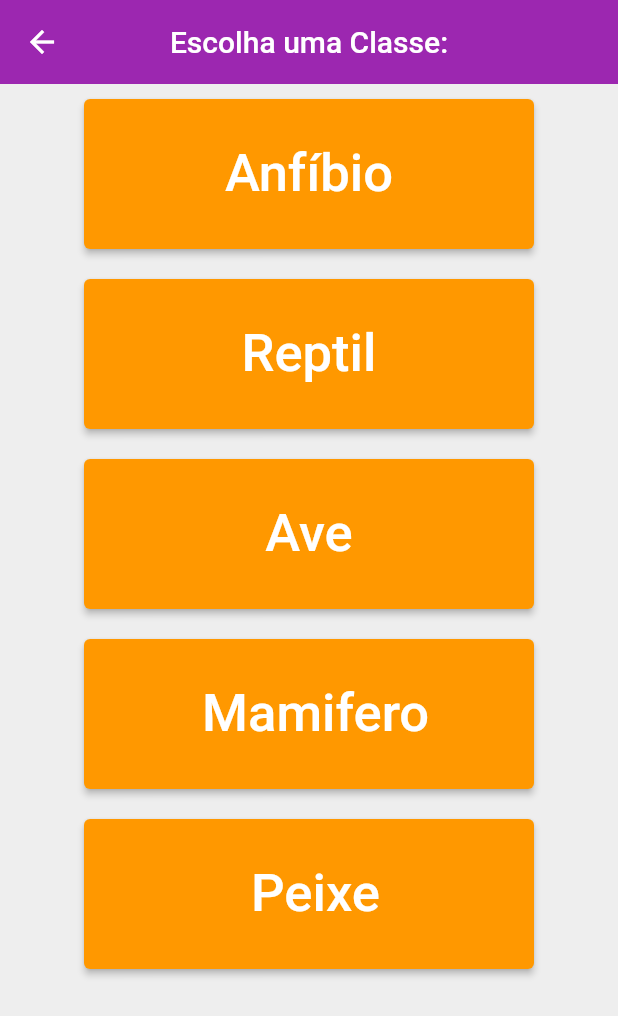
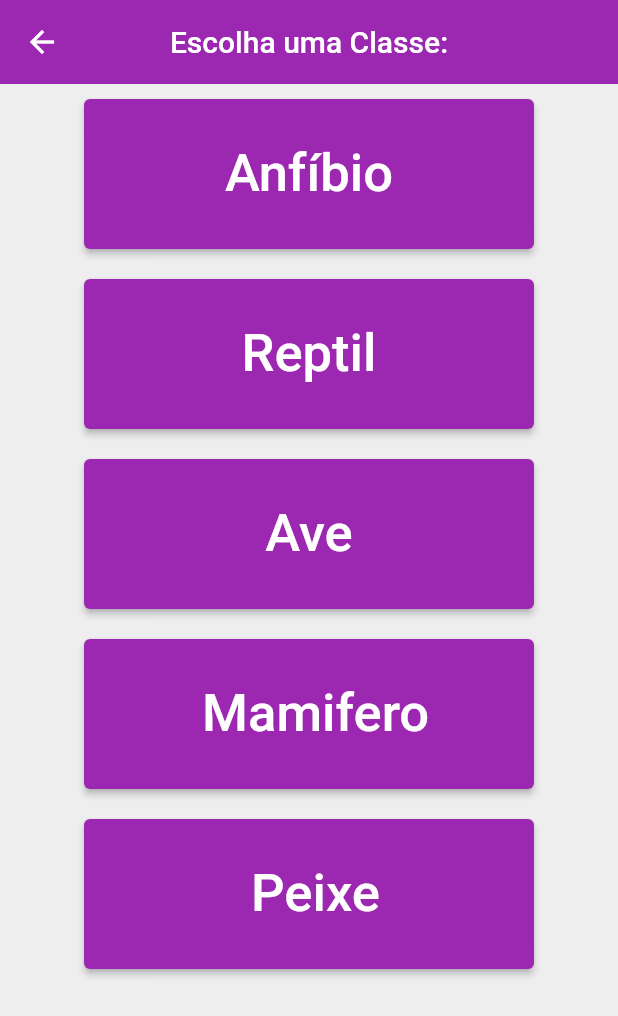
Before and after one commit to biancacouto/Prova1_Flutter, a Flutter app: the Home screen opened directly, on a phone screen of 412 x 824 dp. Shown: the top 1016 px of the screen. Run offline on Flutter 3.47's test engine with Material 2 defaults, Android fonts, the light colour scheme and no system bars.

Commit message:
Update Home.dart

```diff
--- a/lib/telas/Home.dart
+++ b/lib/telas/Home.dart
@@ -37,7 +37,7 @@ class Home extends StatelessWidget {
                         fontSize: 35,
                       ),
                     ),
-                    style: ElevatedButton.styleFrom(primary: Colors.orange),
+                    style: ElevatedButton.styleFrom(primary: Colors.purple),
                   ),
                 ),
               ),
@@ -64,7 +64,7 @@ class Home extends StatelessWidget {
                         fontSize: 35,
                       ),
                     ),
-                    style: ElevatedButton.styleFrom(primary: Colors.orange),
+                    style: ElevatedButton.styleFrom(primary: Colors.purple),
                   ),
                 ),
               ),
@@ -91,7 +91,7 @@ class Home extends StatelessWidget {
                         fontSize: 35,
                       ),
                     ),
-                    style: ElevatedButton.styleFrom(primary: Colors.orange),
+                    style: ElevatedButton.styleFrom(primary: Colors.purple),
                   ),
                 ),
               ),
@@ -118,7 +118,7 @@ class Home extends StatelessWidget {
                         fontSize: 35,
                       ),
                     ),
-                    style: ElevatedButton.styleFrom(primary: Colors.orange),
+                    style: ElevatedButton.styleFrom(primary: Colors.purple),
                   ),
                 ),
               ),
@@ -145,7 +145,7 @@ class Home extends StatelessWidget {
                         fontSize: 35,
                       ),
                     ),
-                    style: ElevatedButton.styleFrom(primary: Colors.orange),
+                    style: ElevatedButton.styleFrom(primary: Colors.purple),
                   ),
                 ),
               ),
```
